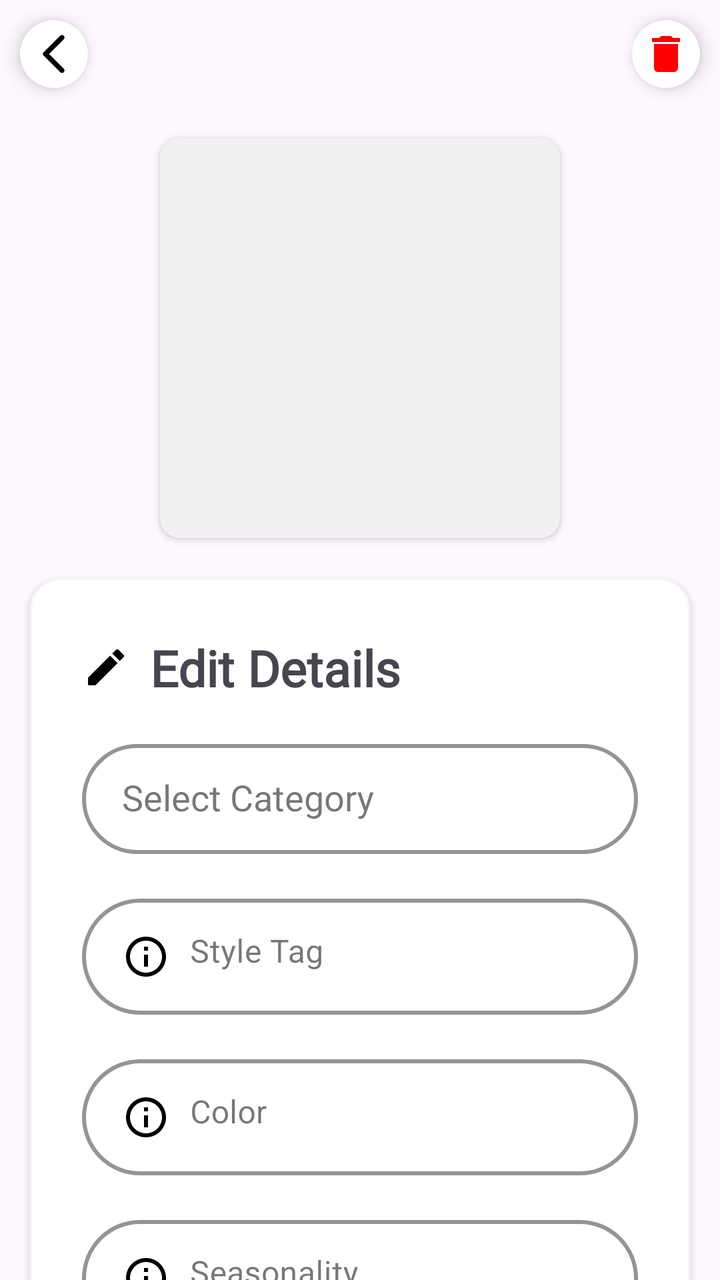
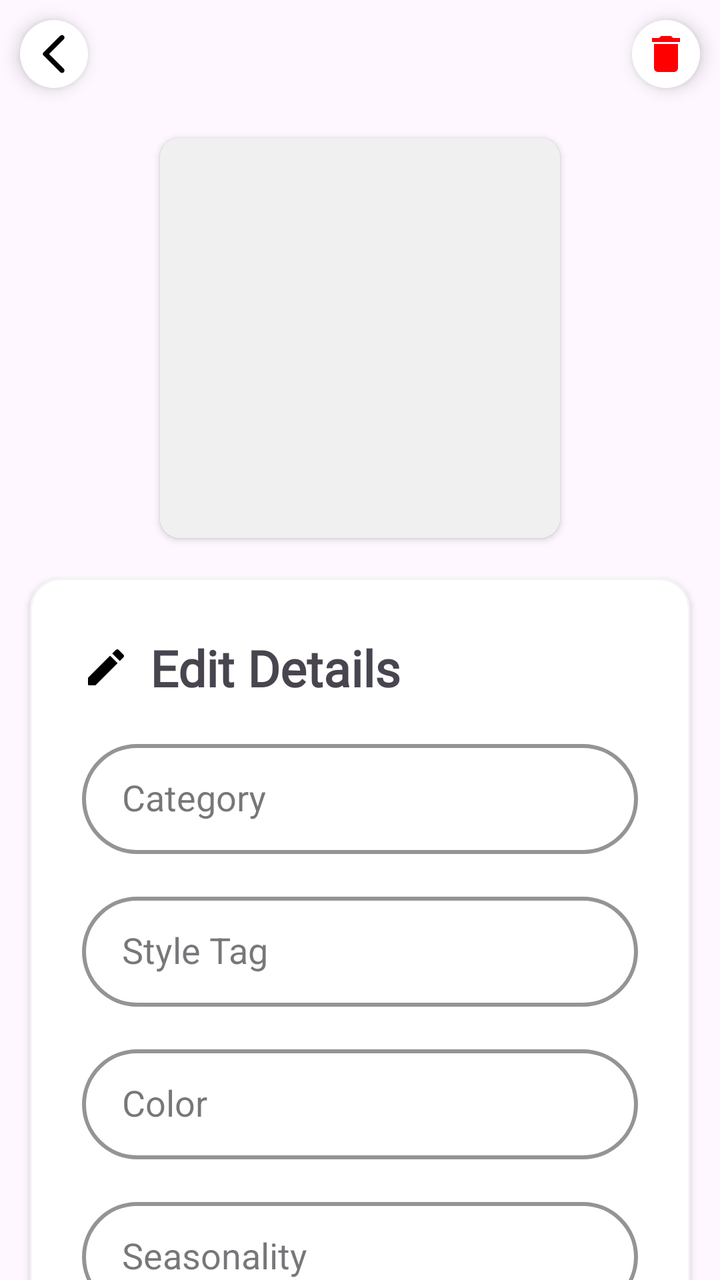

Two renders of the same Android screen: before a commit and after it. Below are the layout's source before the change and the commit's diff.
<!-- AndroidManifest.xml: application theme Theme.StyleWIZ_vol2 -->
<!-- res/layout/fragment_edit_details.xml -->
<?xml version="1.0" encoding="utf-8"?>
<LinearLayout xmlns:android="http://schemas.android.com/apk/res/android"
    xmlns:tools="http://schemas.android.com/tools"
    android:layout_width="match_parent"
    android:layout_height="match_parent"
    xmlns:app="http://schemas.android.com/apk/res-auto"
    android:orientation="vertical"
    tools:context=".EditDetailsFragment">

    <LinearLayout
        android:layout_width="match_parent"
        android:layout_height="wrap_content"
        android:orientation="horizontal"
        android:gravity="center_vertical">

        <ImageView
            android:layout_width="wrap_content"
            android:layout_height="wrap_content"
            android:id="@+id/backEdit"
            android:layout_margin="10dp"
            android:padding="5dp"
            android:elevation="5dp"
            android:layout_gravity="center"
            android:background="@drawable/circle_shape"
            android:src="@drawable/round_arrow_back_24" />

        <View
            android:layout_width="0dp"
            android:layout_height="0dp"
            android:layout_weight="1"/>



        <ImageView
            android:layout_width="wrap_content"
            android:layout_height="wrap_content"
            android:id="@+id/deleteEdit"
            android:layout_margin="10dp"
            android:padding="5dp"
            android:elevation="5dp"
            android:layout_gravity="center"
            android:background="@drawable/circle_shape"
            android:src="@drawable/baseline_delete_24"
            app:tint="@color/red"/>


    </LinearLayout>


    <androidx.core.widget.NestedScrollView
        android:layout_width="match_parent"
        android:layout_height="match_parent"
        android:fillViewport="true"
        android:clipToPadding="false"
        android:padding="5dp"
        android:scrollbars="none"
        app:layout_behavior="@string/appbar_scrolling_view_behavior">

        <LinearLayout
            android:layout_width="match_parent"
            android:layout_height="wrap_content"
            android:clipToPadding="false"
            android:orientation="vertical"
            android:padding="10dp">

            <androidx.cardview.widget.CardView
                android:layout_width="200dp"
                android:layout_height="200dp"
                app:cardCornerRadius="10dp"
                android:layout_gravity="center">

                <ImageView
                    android:id="@+id/editDetailsImage"
                    android:layout_width="match_parent"
                    android:layout_height="match_parent"
                    android:adjustViewBounds="true"
                    android:scaleType="centerCrop"
                    android:contentDescription="Detail Image"
                    android:background="@color/light_gray"/>
            </androidx.cardview.widget.CardView>


            <LinearLayout
                android:id="@+id/linearLayoutEdit"
                android:layout_width="match_parent"
                android:layout_height="wrap_content"
                android:layout_marginTop="20dp"
                android:background="@drawable/edittextshape"
                android:orientation="vertical"
                android:padding="10dp"
                android:elevation="2dp"
                app:layout_constraintEnd_toEndOf="parent"
                app:layout_constraintStart_toStartOf="parent"
                app:layout_constraintTop_toBottomOf="@id/profileImg">


                <LinearLayout
                    android:layout_width="match_parent"
                    android:layout_height="match_parent"
                    android:layout_marginLeft="8dp"
                    android:layout_marginTop="10dp"
                    android:layout_marginRight="8dp"
                    android:orientation="horizontal"
                    android:padding="8dp">


                    <TextView
                        android:id="@+id/title"
                        android:layout_width="wrap_content"
                        android:layout_height="wrap_content"
                        android:layout_weight="1"
                        android:drawableLeft="@drawable/round_edit_24"
                        android:drawablePadding="10sp"
                        android:fontFamily="@font/roboto"
                        android:text="Edit Details"
                        android:textSize="25dp"
                        android:textStyle="bold" />


                </LinearLayout>


                <LinearLayout
                    android:layout_width="match_parent"
                    android:layout_height="match_parent"
                    android:layout_marginLeft="8dp"
                    android:layout_marginRight="8dp"
                    android:orientation="horizontal"
                    android:padding="8dp">


                    <com.google.android.material.textfield.TextInputLayout
                        android:id="@+id/editCategoryDetails"
                        android:layout_width="match_parent"
                        android:layout_height="wrap_content"
                        style="@style/Widget.MaterialComponents.TextInputLayout.OutlinedBox"
                        app:boxBackgroundMode="outline"
                        app:boxStrokeWidth="2dp"
                        app:boxStrokeColor="@color/black"
                        app:boxCornerRadiusTopStart="30dp"
                        app:boxCornerRadiusTopEnd="30dp"
                        app:boxCornerRadiusBottomStart="30dp"
                        app:boxCornerRadiusBottomEnd="30dp"
                        app:hintTextColor="@color/blue"
                        app:cursorColor="@color/blue">

                        <AutoCompleteTextView
                            android:id="@+id/categoryDropdown"
                            android:layout_width="match_parent"
                            android:layout_height="wrap_content"
                            android:paddingStart="20dp"
                            android:minHeight="55dp"
                            android:clickable="true"
                            android:hint="Select Category"
                            android:inputType="none"/>
                    </com.google.android.material.textfield.TextInputLayout>




            </LinearLayout>


                <LinearLayout
                    android:layout_width="match_parent"
                    android:layout_height="match_parent"
                    android:layout_marginLeft="8dp"
                    android:layout_marginRight="8dp"
                    android:orientation="horizontal"
                    android:padding="8dp">


                    <com.google.android.material.textfield.TextInputLayout
                        android:id="@+id/editStyleTagDetails"
                        android:layout_width="match_parent"
                        android:layout_height="wrap_content"
                        android:hint="Style Tag"
                        style="@style/Widget.MaterialComponents.TextInputLayout.OutlinedBox"
                        app:boxBackgroundMode="outline"
                        app:boxStrokeWidth="2dp"
                        app:boxStrokeColor="@color/black"
                        app:boxCornerRadiusTopStart="30dp"
                        app:boxCornerRadiusTopEnd="30dp"
                        app:boxCornerRadiusBottomStart="30dp"
                        app:boxCornerRadiusBottomEnd="30dp"
                        app:hintTextColor="@color/blue"
                        app:cursorColor="@color/blue"
                        app:hintTextAppearance="@style/FloatingHintStyle">

                        <com.google.android.material.textfield.TextInputEditText
                            android:layout_width="match_parent"
                            android:layout_height="wrap_content"
                            android:textColor="@color/black"
                            android:paddingStart="20dp"
                            android:drawableLeft="@drawable/outline_info_24"
                            android:drawablePadding="10dp"
                            android:gravity="start"/>
                    </com.google.android.material.textfield.TextInputLayout>


                </LinearLayout>


                <LinearLayout
                    android:layout_width="match_parent"
                    android:layout_height="match_parent"
                    android:layout_marginLeft="8dp"
                    android:layout_marginRight="8dp"
                    android:orientation="horizontal"
                    android:padding="8dp">


                    <com.google.android.material.textfield.TextInputLayout
                        android:id="@+id/editColorDetails"
                        android:layout_width="match_parent"
                        android:layout_height="wrap_content"
                        android:hint="Color"
                        style="@style/Widget.MaterialComponents.TextInputLayout.OutlinedBox"
                        app:boxBackgroundMode="outline"
                        app:boxStrokeWidth="2dp"
                        app:boxStrokeColor="@color/black"
                        app:boxCornerRadiusTopStart="30dp"
                        app:boxCornerRadiusTopEnd="30dp"
                        app:boxCornerRadiusBottomStart="30dp"
                        app:boxCornerRadiusBottomEnd="30dp"
                        app:hintTextColor="@color/blue"
                        app:hintTextAppearance="@style/FloatingHintStyle">

                        <com.google.android.material.textfield.TextInputEditText
                            android:layout_width="match_parent"
                            android:layout_height="wrap_content"
                            android:textColor="@color/black"
                            android:paddingStart="20dp"
                            android:drawableLeft="@drawable/outline_info_24"
                            android:drawablePadding="10dp"
                            android:gravity="start"/>
                    </com.google.android.material.textfield.TextInputLayout>


                </LinearLayout>



                <LinearLayout
                    android:layout_width="match_parent"
                    android:layout_height="match_parent"
                    android:layout_marginLeft="8dp"
                    android:layout_marginRight="8dp"
                    android:orientation="horizontal"
                    android:padding="8dp">


                    <com.google.android.material.textfield.TextInputLayout
                        android:id="@+id/editSeasonalityDetails"
                        android:layout_width="match_parent"
                        android:layout_height="wrap_content"
                        android:hint="Seasonality"
                        style="@style/Widget.MaterialComponents.TextInputLayout.OutlinedBox"
                        app:boxBackgroundMode="outline"
                        app:boxStrokeWidth="2dp"
                        app:boxStrokeColor="@color/black"
                        app:boxCornerRadiusTopStart="30dp"
                        app:boxCornerRadiusTopEnd="30dp"
                        app:boxCornerRadiusBottomStart="30dp"
                        app:boxCornerRadiusBottomEnd="30dp"
                        app:hintTextColor="@color/blue"
                        app:hintTextAppearance="@style/FloatingHintStyle">

                        <com.google.android.material.textfield.TextInputEditText
                            android:layout_width="match_parent"
                            android:layout_height="wrap_content"
                            android:textColor="@color/black"
                            android:paddingStart="20dp"
                            android:drawableLeft="@drawable/outline_info_24"
                            android:drawablePadding="10dp"
                            android:gravity="start"/>
                    </com.google.android.material.textfield.TextInputLayout>


                </LinearLayout>



                <LinearLayout
                    android:layout_width="match_parent"
                    android:layout_height="match_parent"
                    android:layout_marginLeft="8dp"
                    android:layout_marginRight="8dp"
                    android:orientation="horizontal"
                    android:padding="8dp">


                    <com.google.android.material.textfield.TextInputLayout
                        android:id="@+id/editDescriptionDetails"
                        android:layout_width="match_parent"
                        android:layout_height="wrap_content"
                        android:hint="Description"
                        style="@style/Widget.MaterialComponents.TextInputLayout.OutlinedBox"
                        app:boxBackgroundMode="outline"
                        app:boxStrokeWidth="2dp"
                        app:boxStrokeColor="@color/black"
                        app:boxCornerRadiusTopStart="30dp"
                        app:boxCornerRadiusTopEnd="30dp"
                        app:boxCornerRadiusBottomStart="30dp"
                        app:boxCornerRadiusBottomEnd="30dp"
                        app:hintTextColor="@color/blue"
                        app:hintTextAppearance="@style/FloatingHintStyle">

                        <com.google.android.material.textfield.TextInputEditText
                            android:layout_width="match_parent"
                            android:layout_height="wrap_content"
                            android:textColor="@color/black"
                            android:paddingStart="20dp"
                            android:drawableLeft="@drawable/outline_info_24"
                            android:drawablePadding="10dp"
                            android:gravity="start"/>
                    </com.google.android.material.textfield.TextInputLayout>


                </LinearLayout>

                <LinearLayout
                    android:layout_width="match_parent"
                    android:layout_height="match_parent"
                    android:layout_marginTop="5dp"
                    android:gravity="center_horizontal"
                    android:orientation="horizontal">


                    <Button
                        android:id="@+id/cancel_button_details"
                        android:layout_width="110dp"
                        android:layout_height="55dp"
                        android:layout_margin="10dp"
                        android:backgroundTint="@color/gray"
                        android:fontFamily="@font/roboto"
                        android:text="Cancel"
                        android:textColor="#FFFFFF"
                        android:textSize="16sp" />


                    <Button
                        android:id="@+id/save_button_details"
                        android:layout_width="110dp"
                        android:layout_height="55dp"
                        android:layout_margin="10dp"
                        android:backgroundTint="@color/blue"
                        android:fontFamily="@font/roboto"
                        android:text="Save"
                        android:textColor="#FFFFFF"
                        android:textSize="16sp" />


                </LinearLayout>


            </LinearLayout>


        </LinearLayout>

    </androidx.core.widget.NestedScrollView>


</LinearLayout>
<!-- resources referenced by this layout -->
<resources>
  <color name="black">#FF000000</color>
  <color name="blue">#2196F3</color>
  <color name="gray">#B0B0B0</color>
  <color name="light_gray">#F0F0F0</color>
  <color name="red">#FF0000</color>
  <!-- drawable baseline_delete_24 (drawable) -->
  <vector android:height="24dp" android:tint="#000000"
      android:viewportHeight="24" android:viewportWidth="24"
      android:width="24dp" xmlns:android="http://schemas.android.com/apk/res/android">
      <path android:fillColor="@android:color/white" android:pathData="M6,19c0,1.1 0.9,2 2,2h8c1.1,0 2,-0.9 2,-2V7H6v12zM19,4h-3.5l-1,-1h-5l-1,1H5v2h14V4z"/>
  </vector>
  <!-- drawable circle_shape (drawable) -->
  <?xml version="1.0" encoding="utf-8"?>
  <shape xmlns:android="http://schemas.android.com/apk/res/android">
      <solid android:color="#FFFFFF" /> 
      <corners android:radius="50dp" /> 
  </shape>
  <!-- drawable edittextshape (drawable) -->
  <?xml version="1.0" encoding="utf-8"?>
  <shape xmlns:android="http://schemas.android.com/apk/res/android">
      <solid android:color="@color/white"/>
      <corners android:radius="15dp"/>
      <stroke android:color="#f4f4f4" android:width="1dp"/>
  </shape>
  <!-- drawable outline_info_24 (drawable) -->
  <vector android:height="24dp" android:tint="#000000"
      android:viewportHeight="24" android:viewportWidth="24"
      android:width="24dp" xmlns:android="http://schemas.android.com/apk/res/android">
      <path android:fillColor="@android:color/white" android:pathData="M11,7h2v2h-2zM11,11h2v6h-2zM12,2C6.48,2 2,6.48 2,12s4.48,10 10,10 10,-4.48 10,-10S17.52,2 12,2zM12,20c-4.41,0 -8,-3.59 -8,-8s3.59,-8 8,-8 8,3.59 8,8 -3.59,8 -8,8z"/>
  </vector>
  <!-- drawable round_arrow_back_24 (drawable) -->
  <vector android:height="24dp" android:tint="#000000"
      android:viewportHeight="24" android:viewportWidth="24"
      android:width="24dp" xmlns:android="http://schemas.android.com/apk/res/android">
      <path android:fillColor="@android:color/white" android:pathData="M16.88,2.88L16.88,2.88c-0.49,-0.49 -1.28,-0.49 -1.77,0l-8.41,8.41c-0.39,0.39 -0.39,1.02 0,1.41l8.41,8.41c0.49,0.49 1.28,0.49 1.77,0l0,0c0.49,-0.49 0.49,-1.28 0,-1.77L9.54,12l7.35,-7.35C17.37,4.16 17.37,3.37 16.88,2.88z"/>
  </vector>
  <!-- drawable round_edit_24 (drawable) -->
  <vector android:height="24dp" android:tint="#000000"
      android:viewportHeight="24" android:viewportWidth="24"
      android:width="24dp" xmlns:android="http://schemas.android.com/apk/res/android">
      <path android:fillColor="@android:color/white" android:pathData="M3,17.46v3.04c0,0.28 0.22,0.5 0.5,0.5h3.04c0.13,0 0.26,-0.05 0.35,-0.15L17.81,9.94l-3.75,-3.75L3.15,17.1c-0.1,0.1 -0.15,0.22 -0.15,0.36zM20.71,7.04c0.39,-0.39 0.39,-1.02 0,-1.41l-2.34,-2.34c-0.39,-0.39 -1.02,-0.39 -1.41,0l-1.83,1.83 3.75,3.75 1.83,-1.83z"/>
  </vector>
  <style name="FloatingHintStyle" parent="TextAppearance.MaterialComponents.Caption">
          <item name="android:textSize">14sp</item>
          <item name="android:letterSpacing">0.1</item> 
          <item name="android:fontFamily">@font/roboto</item>
      </style>
  <style name="Theme.StyleWIZ_vol2" parent="Base.Theme.StyleWIZ_vol2" />
  <color name="white">#FFFFFFFF</color>
  <style name="Base.Theme.StyleWIZ_vol2" parent="Theme.Material3.DayNight.NoActionBar">
          
          
      </style>
</resources>

<!-- the commit's change to res/layout/fragment_edit_details.xml (unified diff, before → after) -->
@@ -150,8 +150,9 @@
                             android:layout_height="wrap_content"
                             android:paddingStart="20dp"
                             android:minHeight="55dp"
+                            android:dropDownHeight="180dp"
                             android:clickable="true"
-                            android:hint="Select Category"
+                            android:hint="Category"
                             android:inputType="none"/>
                     </com.google.android.material.textfield.TextInputLayout>
 
@@ -174,7 +175,129 @@
                         android:id="@+id/editStyleTagDetails"
                         android:layout_width="match_parent"
                         android:layout_height="wrap_content"
+                        style="@style/Widget.MaterialComponents.TextInputLayout.OutlinedBox"
+                        app:boxBackgroundMode="outline"
+                        app:boxStrokeWidth="2dp"
+                        app:boxStrokeColor="@color/black"
+                        app:boxCornerRadiusTopStart="30dp"
+                        app:boxCornerRadiusTopEnd="30dp"
+                        app:boxCornerRadiusBottomStart="30dp"
+                        app:boxCornerRadiusBottomEnd="30dp"
+                        app:hintTextColor="@color/blue"
+                        app:cursorColor="@color/blue">
+
+                    <AutoCompleteTextView
+                        android:id="@+id/styleTagDropdown"
+                        android:layout_width="match_parent"
+                        android:layout_height="wrap_content"
+                        android:paddingStart="20dp"
+                        android:minHeight="55dp"
+                        android:dropDownHeight="180dp"
+                        android:clickable="true"
                         android:hint="Style Tag"
+                        android:inputType="none"/>
+                    </com.google.android.material.textfield.TextInputLayout>
+
+
+                </LinearLayout>
+
+
+                <LinearLayout
+                    android:layout_width="match_parent"
+                    android:layout_height="match_parent"
+                    android:layout_marginLeft="8dp"
+                    android:layout_marginRight="8dp"
+                    android:orientation="horizontal"
+                    android:padding="8dp">
+
+
+                    <com.google.android.material.textfield.TextInputLayout
+                        android:id="@+id/editColorDetails"
+                        android:layout_width="match_parent"
+                        android:layout_height="wrap_content"
+                        style="@style/Widget.MaterialComponents.TextInputLayout.OutlinedBox"
+                        app:boxBackgroundMode="outline"
+                        app:boxStrokeWidth="2dp"
+                        app:boxStrokeColor="@color/black"
+                        app:boxCornerRadiusTopStart="30dp"
+                        app:boxCornerRadiusTopEnd="30dp"
+                        app:boxCornerRadiusBottomStart="30dp"
+                        app:boxCornerRadiusBottomEnd="30dp"
+                        app:hintTextColor="@color/blue"
+                        app:cursorColor="@color/blue">
+
+                        <AutoCompleteTextView
+                            android:id="@+id/colorDropdown"
+                            android:layout_width="match_parent"
+                            android:layout_height="wrap_content"
+                            android:paddingStart="20dp"
+                            android:minHeight="55dp"
+                            android:dropDownHeight="180dp"
+                            android:clickable="true"
+                            android:hint="Color"
+                            android:inputType="none"/>
+                    </com.google.android.material.textfield.TextInputLayout>
+
+
+                </LinearLayout>
+
+
+
+                <LinearLayout
+                    android:layout_width="match_parent"
+                    android:layout_height="match_parent"
+                    android:layout_marginLeft="8dp"
+                    android:layout_marginRight="8dp"
+                    android:orientation="horizontal"
+                    android:padding="8dp">
+
+
+                    <com.google.android.material.textfield.TextInputLayout
+                        android:id="@+id/editSeasonalityDetails"
+                        android:layout_width="match_parent"
+                        android:layout_height="wrap_content"
+                        style="@style/Widget.MaterialComponents.TextInputLayout.OutlinedBox"
+                        app:boxBackgroundMode="outline"
+                        app:boxStrokeWidth="2dp"
+                        app:boxStrokeColor="@color/black"
+                        app:boxCornerRadiusTopStart="30dp"
+                        app:boxCornerRadiusTopEnd="30dp"
+                        app:boxCornerRadiusBottomStart="30dp"
+                        app:boxCornerRadiusBottomEnd="30dp"
+                        app:hintTextColor="@color/blue"
+                        app:cursorColor="@color/blue">
+
+                        <AutoCompleteTextView
+                            android:id="@+id/seasonalityDropdown"
+                            android:layout_width="match_parent"
+                            android:layout_height="wrap_content"
+                            android:paddingStart="20dp"
+                            android:minHeight="55dp"
+                            android:dropDownHeight="180dp"
+                            android:clickable="true"
+                            android:hint="Seasonality"
+                            android:inputType="none"/>
+                    </com.google.android.material.textfield.TextInputLayout>
+
+
+                </LinearLayout>
+
+
+
+                <LinearLayout
+                    android:layout_width="match_parent"
+                    android:layout_height="match_parent"
+                    android:layout_marginLeft="8dp"
+                    android:layout_marginRight="8dp"
+                    android:orientation="horizontal"
+                    android:padding="8dp">
+
+
+                    <com.google.android.material.textfield.TextInputLayout
+                        android:id="@+id/editDescriptionDetails"
+                        android:layout_width="match_parent"
+                        android:layout_height="wrap_content"
+                        android:hint="Description"
                         style="@style/Widget.MaterialComponents.TextInputLayout.OutlinedBox"
                         app:boxBackgroundMode="outline"
                         app:boxStrokeWidth="2dp"
@@ -192,126 +315,6 @@
                             android:layout_height="wrap_content"
                             android:textColor="@color/black"
                             android:paddingStart="20dp"
-                            android:drawableLeft="@drawable/outline_info_24"
-                            android:drawablePadding="10dp"
-                            android:gravity="start"/>
-                    </com.google.android.material.textfield.TextInputLayout>
-
-
-                </LinearLayout>
-
-
-                <LinearLayout
-                    android:layout_width="match_parent"
-                    android:layout_height="match_parent"
-                    android:layout_marginLeft="8dp"
-                    android:layout_marginRight="8dp"
-                    android:orientation="horizontal"
-                    android:padding="8dp">
-
-
-                    <com.google.android.material.textfield.TextInputLayout
-                        android:id="@+id/editColorDetails"
-                        android:layout_width="match_parent"
-                        android:layout_height="wrap_content"
-                        android:hint="Color"
-                        style="@style/Widget.MaterialComponents.TextInputLayout.OutlinedBox"
-                        app:boxBackgroundMode="outline"
-                        app:boxStrokeWidth="2dp"
-                        app:boxStrokeColor="@color/black"
-                        app:boxCornerRadiusTopStart="30dp"
-                        app:boxCornerRadiusTopEnd="30dp"
-                        app:boxCornerRadiusBottomStart="30dp"
-                        app:boxCornerRadiusBottomEnd="30dp"
-                        app:hintTextColor="@color/blue"
-                        app:hintTextAppearance="@style/FloatingHintStyle">
-
-                        <com.google.android.material.textfield.TextInputEditText
-                            android:layout_width="match_parent"
-                            android:layout_height="wrap_content"
-                            android:textColor="@color/black"
-                            android:paddingStart="20dp"
-                            android:drawableLeft="@drawable/outline_info_24"
-                            android:drawablePadding="10dp"
-                            android:gravity="start"/>
-                    </com.google.android.material.textfield.TextInputLayout>
-
-
-                </LinearLayout>
-
-
-
-                <LinearLayout
-                    android:layout_width="match_parent"
-                    android:layout_height="match_parent"
-                    android:layout_marginLeft="8dp"
-                    android:layout_marginRight="8dp"
-                    android:orientation="horizontal"
-                    android:padding="8dp">
-
-
-                    <com.google.android.material.textfield.TextInputLayout
-                        android:id="@+id/editSeasonalityDetails"
-                        android:layout_width="match_parent"
-                        android:layout_height="wrap_content"
-                        android:hint="Seasonality"
-                        style="@style/Widget.MaterialComponents.TextInputLayout.OutlinedBox"
-                        app:boxBackgroundMode="outline"
-                        app:boxStrokeWidth="2dp"
-                        app:boxStrokeColor="@color/black"
-                        app:boxCornerRadiusTopStart="30dp"
-                        app:boxCornerRadiusTopEnd="30dp"
-                        app:boxCornerRadiusBottomStart="30dp"
-                        app:boxCornerRadiusBottomEnd="30dp"
-                        app:hintTextColor="@color/blue"
-                        app:hintTextAppearance="@style/FloatingHintStyle">
-
-                        <com.google.android.material.textfield.TextInputEditText
-                            android:layout_width="match_parent"
-                            android:layout_height="wrap_content"
-                            android:textColor="@color/black"
-                            android:paddingStart="20dp"
-                            android:drawableLeft="@drawable/outline_info_24"
-                            android:drawablePadding="10dp"
-                            android:gravity="start"/>
-                    </com.google.android.material.textfield.TextInputLayout>
-
-
-                </LinearLayout>
-
-
-
-                <LinearLayout
-                    android:layout_width="match_parent"
-                    android:layout_height="match_parent"
-                    android:layout_marginLeft="8dp"
-                    android:layout_marginRight="8dp"
-                    android:orientation="horizontal"
-                    android:padding="8dp">
-
-
-                    <com.google.android.material.textfield.TextInputLayout
-                        android:id="@+id/editDescriptionDetails"
-                        android:layout_width="match_parent"
-                        android:layout_height="wrap_content"
-                        android:hint="Description"
-                        style="@style/Widget.MaterialComponents.TextInputLayout.OutlinedBox"
-                        app:boxBackgroundMode="outline"
-                        app:boxStrokeWidth="2dp"
-                        app:boxStrokeColor="@color/black"
-                        app:boxCornerRadiusTopStart="30dp"
-                        app:boxCornerRadiusTopEnd="30dp"
-                        app:boxCornerRadiusBottomStart="30dp"
-                        app:boxCornerRadiusBottomEnd="30dp"
-                        app:hintTextColor="@color/blue"
-                        app:hintTextAppearance="@style/FloatingHintStyle">
-
-                        <com.google.android.material.textfield.TextInputEditText
-                            android:layout_width="match_parent"
-                            android:layout_height="wrap_content"
-                            android:textColor="@color/black"
-                            android:paddingStart="20dp"
-                            android:drawableLeft="@drawable/outline_info_24"
                             android:drawablePadding="10dp"
                             android:gravity="start"/>
                     </com.google.android.material.textfield.TextInputLayout>
<!-- resource entries referenced after the edit -->
@@ -24,12 +24,6 @@
       <corners android:radius="15dp"/>
       <stroke android:color="#f4f4f4" android:width="1dp"/>
   </shape>
-  <!-- drawable outline_info_24 (drawable) -->
-  <vector android:height="24dp" android:tint="#000000"
-      android:viewportHeight="24" android:viewportWidth="24"
-      android:width="24dp" xmlns:android="http://schemas.android.com/apk/res/android">
-      <path android:fillColor="@android:color/white" android:pathData="M11,7h2v2h-2zM11,11h2v6h-2zM12,2C6.48,2 2,6.48 2,12s4.48,10 10,10 10,-4.48 10,-10S17.52,2 12,2zM12,20c-4.41,0 -8,-3.59 -8,-8s3.59,-8 8,-8 8,3.59 8,8 -3.59,8 -8,8z"/>
-  </vector>
   <!-- drawable round_arrow_back_24 (drawable) -->
   <vector android:height="24dp" android:tint="#000000"
       android:viewportHeight="24" android:viewportWidth="24"
